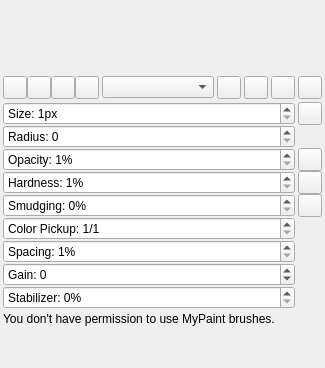
Old version of the form src/desktop/ui/brushdock.ui in the repository drawpile/Drawpile.
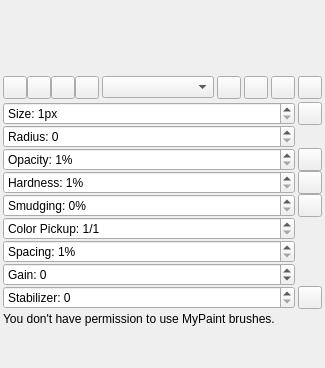
New version of the form. Icons and pictures are not drawn. Custom widgets are drawn as their Qt base class.

Commit message:
Implement a Krita-esque stabilizer
Instead of the MyPaint-like one, because it's just not that good. This
one is time-based, so it doesn't stop dead in its tracks when the curser
stops moving, and it can manage to finish up strokes. This gives every
canvas point timing information, which is why it touches so much. Also
passes the view zoom into the brush engine now, since that's something
MyPaint brushes actually use as an input.

Also now passes the view zoom to MyPaint brushes, since the signatures
of the functions changed anyway.

The edit to the form file:
```diff
--- a/src/desktop/ui/brushdock.ui
+++ b/src/desktop/ui/brushdock.ui
@@ -415,15 +415,26 @@
       </widget>
      </item>
      <item row="9" column="0">
-      <widget class="KisSliderSpinBox" name="slowTrackingBox">
-       <property name="suffix">
-        <string>%</string>
-       </property>
+      <widget class="KisSliderSpinBox" name="stabilizerBox">
        <property name="prefix">
         <string>Stabilizer: </string>
        </property>
        <property name="maximum">
-        <number>100</number>
+        <number>1000</number>
+       </property>
+       <property name="singleStep">
+        <number>1</number>
+       </property>
+      </widget>
+     </item>
+     <item row="9" column="1">
+      <widget class="widgets::GroupedToolButton" name="stabilizerButton">
+       <property name="popupMode">
+        <enum>QToolButton::InstantPopup</enum>
+       </property>
+       <property name="icon">
+        <iconset theme="application-menu">
+        <normaloff>theme:application-menu.svg</normaloff>theme:application-menu.svg</iconset>
        </property>
       </widget>
      </item>
```
Left out of the diff: 2 changed lines with no effect on the pictures. The commit also changes 25 other files.
